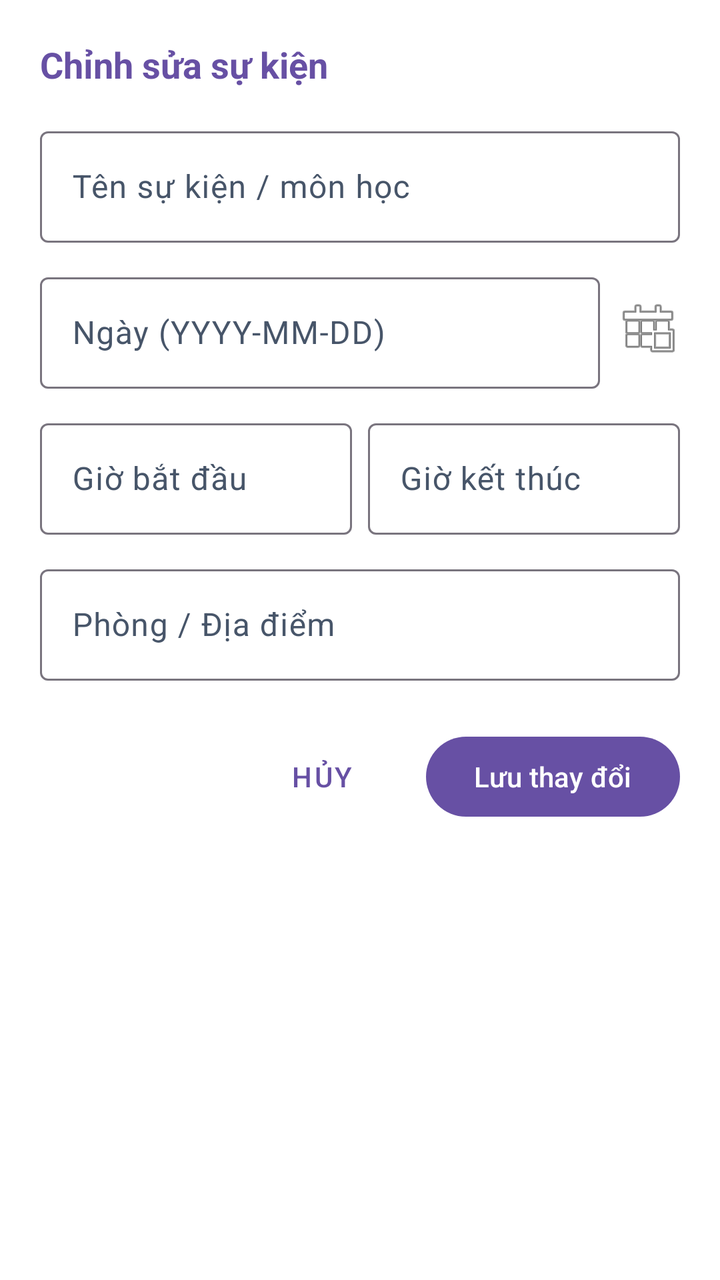
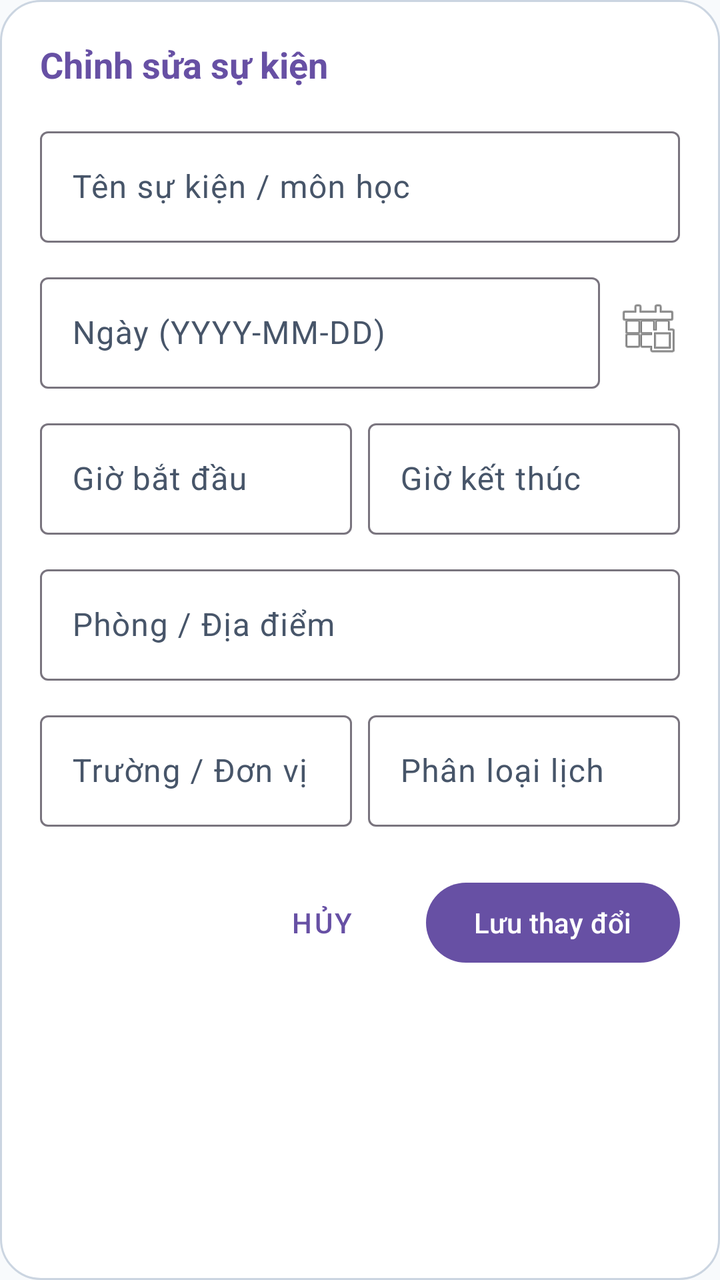

The first picture is an Android layout as it rendered before a commit; the second is the same layout after the commit. The layout source and the unified diff follow.
<!-- AndroidManifest.xml: application theme Theme.LectuPlan -->
<!-- res/layout/dialog_staging_edit_event.xml -->
<?xml version="1.0" encoding="utf-8"?>
<LinearLayout xmlns:android="http://schemas.android.com/apk/res/android"
    android:layout_width="match_parent"
    android:layout_height="wrap_content"
    android:orientation="vertical"
    android:padding="20dp"
    android:background="@android:color/white">

    <TextView
        android:layout_width="match_parent"
        android:layout_height="wrap_content"
        android:text="Chỉnh sửa sự kiện"
        android:textSize="18sp"
        android:textStyle="bold"
        android:textColor="?attr/colorPrimary"
        android:layout_marginBottom="16dp"/>

    <com.google.android.material.textfield.TextInputLayout
        android:layout_width="match_parent"
        android:layout_height="wrap_content"
        android:hint="Tên sự kiện / môn học">
        <com.google.android.material.textfield.TextInputEditText
            android:id="@+id/etEditStagingTitle"
            android:layout_width="match_parent"
            android:layout_height="wrap_content"
            android:inputType="textCapSentences"/>
    </com.google.android.material.textfield.TextInputLayout>

    <LinearLayout
        android:layout_width="match_parent"
        android:layout_height="wrap_content"
        android:orientation="horizontal"
        android:layout_marginTop="12dp">

        <com.google.android.material.textfield.TextInputLayout
            android:layout_width="0dp"
            android:layout_height="wrap_content"
            android:layout_weight="1"
            android:hint="Ngày (YYYY-MM-DD)">
            <com.google.android.material.textfield.TextInputEditText
                android:id="@+id/etEditStagingDate"
                android:layout_width="match_parent"
                android:layout_height="wrap_content"
                android:inputType="date"/>
        </com.google.android.material.textfield.TextInputLayout>

        <ImageButton
            android:id="@+id/btnPickStagingDate"
            android:layout_width="wrap_content"
            android:layout_height="wrap_content"
            android:src="@android:drawable/ic_menu_today"
            android:layout_gravity="center_vertical"
            android:layout_marginStart="8dp"
            android:background="?attr/selectableItemBackgroundBorderless"/>
    </LinearLayout>

    <LinearLayout
        android:layout_width="match_parent"
        android:layout_height="wrap_content"
        android:orientation="horizontal"
        android:layout_marginTop="12dp">

        <com.google.android.material.textfield.TextInputLayout
            android:layout_width="0dp"
            android:layout_height="wrap_content"
            android:layout_weight="1"
            android:hint="Giờ bắt đầu"
            android:layout_marginEnd="4dp">
            <com.google.android.material.textfield.TextInputEditText
                android:id="@+id/etEditStagingStartTime"
                android:layout_width="match_parent"
                android:layout_height="wrap_content"
                android:inputType="time"/>
        </com.google.android.material.textfield.TextInputLayout>

        <com.google.android.material.textfield.TextInputLayout
            android:layout_width="0dp"
            android:layout_height="wrap_content"
            android:layout_weight="1"
            android:hint="Giờ kết thúc"
            android:layout_marginStart="4dp">
            <com.google.android.material.textfield.TextInputEditText
                android:id="@+id/etEditStagingEndTime"
                android:layout_width="match_parent"
                android:layout_height="wrap_content"
                android:inputType="time"/>
        </com.google.android.material.textfield.TextInputLayout>
    </LinearLayout>

    <com.google.android.material.textfield.TextInputLayout
        android:layout_width="match_parent"
        android:layout_height="wrap_content"
        android:layout_marginTop="12dp"
        android:hint="Phòng / Địa điểm">
        <com.google.android.material.textfield.TextInputEditText
            android:id="@+id/etEditStagingRoom"
            android:layout_width="match_parent"
            android:layout_height="wrap_content"
            android:inputType="textCapCharacters"/>
    </com.google.android.material.textfield.TextInputLayout>

    <LinearLayout
        android:layout_width="match_parent"
        android:layout_height="wrap_content"
        android:orientation="horizontal"
        android:layout_marginTop="24dp"
        android:gravity="end">

        <Button
            android:id="@+id/btnCancelEditStaging"
            android:layout_width="wrap_content"
            android:layout_height="wrap_content"
            android:text="Hủy"
            style="@style/Widget.MaterialComponents.Button.TextButton"
            android:layout_marginEnd="8dp"/>

        <Button
            android:id="@+id/btnSaveEditStaging"
            android:layout_width="wrap_content"
            android:layout_height="wrap_content"
            android:text="Lưu thay đổi"/>
    </LinearLayout>
</LinearLayout>
<!-- resources referenced by this layout -->
<resources>
  <style name="Theme.LectuPlan" parent="Base.Theme.LectuPlan" />
  <style name="Base.Theme.LectuPlan" parent="Theme.Material3.DayNight.NoActionBar">
          <item name="android:windowBackground">@color/window_background</item>
          <item name="colorSurface">@color/surface_card</item>
          <item name="colorOnSurface">@color/text_primary</item>
          <item name="colorSurfaceVariant">@color/surface_card_secondary</item>
          <item name="colorOnSurfaceVariant">@color/text_secondary</item>
          <item name="elevationOverlayEnabled">false</item>
          
          <item name="android:windowLightStatusBar" tools:targetApi="23">true</item>
          <item name="android:windowLightNavigationBar" tools:targetApi="27">true</item>
      </style>
  <color name="window_background">#F8FAFC</color>
  <color name="surface_card">#FFFFFF</color>
  <color name="text_primary">#0F172A</color>
  <color name="surface_card_secondary">#F1F5F9</color>
  <color name="text_secondary">#475569</color>
</resources>

<!-- the commit's change to res/layout/dialog_staging_edit_event.xml (unified diff, before → after) -->
@@ -4,7 +4,7 @@
     android:layout_height="wrap_content"
     android:orientation="vertical"
     android:padding="20dp"
-    android:background="@android:color/white">
+    android:background="@drawable/bg_dialog_rounded">
 
     <TextView
         android:layout_width="match_parent"
@@ -103,6 +103,39 @@
         android:layout_width="match_parent"
         android:layout_height="wrap_content"
         android:orientation="horizontal"
+        android:layout_marginTop="12dp">
+
+        <com.google.android.material.textfield.TextInputLayout
+            android:layout_width="0dp"
+            android:layout_height="wrap_content"
+            android:layout_weight="1"
+            android:hint="Trường / Đơn vị"
+            android:layout_marginEnd="4dp">
+            <com.google.android.material.textfield.TextInputEditText
+                android:id="@+id/etEditStagingOrganizer"
+                android:layout_width="match_parent"
+                android:layout_height="wrap_content"
+                android:inputType="textCapWords"/>
+        </com.google.android.material.textfield.TextInputLayout>
+
+        <com.google.android.material.textfield.TextInputLayout
+            android:layout_width="0dp"
+            android:layout_height="wrap_content"
+            android:layout_weight="1"
+            android:hint="Phân loại lịch"
+            android:layout_marginStart="4dp">
+            <com.google.android.material.textfield.TextInputEditText
+                android:id="@+id/etEditStagingCategory"
+                android:layout_width="match_parent"
+                android:layout_height="wrap_content"
+                android:inputType="textCapSentences"/>
+        </com.google.android.material.textfield.TextInputLayout>
+    </LinearLayout>
+
+    <LinearLayout
+        android:layout_width="match_parent"
+        android:layout_height="wrap_content"
+        android:orientation="horizontal"
         android:layout_marginTop="24dp"
         android:gravity="end">
 
<!-- resource entries referenced after the edit -->
@@ -1,5 +1,15 @@
 <!-- resources referenced by this layout -->
 <resources>
+  <!-- drawable bg_dialog_rounded (drawable) -->
+  <?xml version="1.0" encoding="utf-8"?>
+  <shape xmlns:android="http://schemas.android.com/apk/res/android"
+      android:shape="rectangle">
+      <solid android:color="@color/surface_card" />
+      <corners android:radius="20dp" />
+      <stroke
+          android:width="1dp"
+          android:color="@color/border_default" />
+  </shape>
   <style name="Theme.LectuPlan" parent="Base.Theme.LectuPlan" />
   <style name="Base.Theme.LectuPlan" parent="Theme.Material3.DayNight.NoActionBar">
           <item name="android:windowBackground">@color/window_background</item>
@@ -14,6 +24,7 @@
       </style>
   <color name="window_background">#F8FAFC</color>
   <color name="surface_card">#FFFFFF</color>
+  <color name="border_default">#CBD5E1</color>
   <color name="text_primary">#0F172A</color>
   <color name="surface_card_secondary">#F1F5F9</color>
   <color name="text_secondary">#475569</color>
